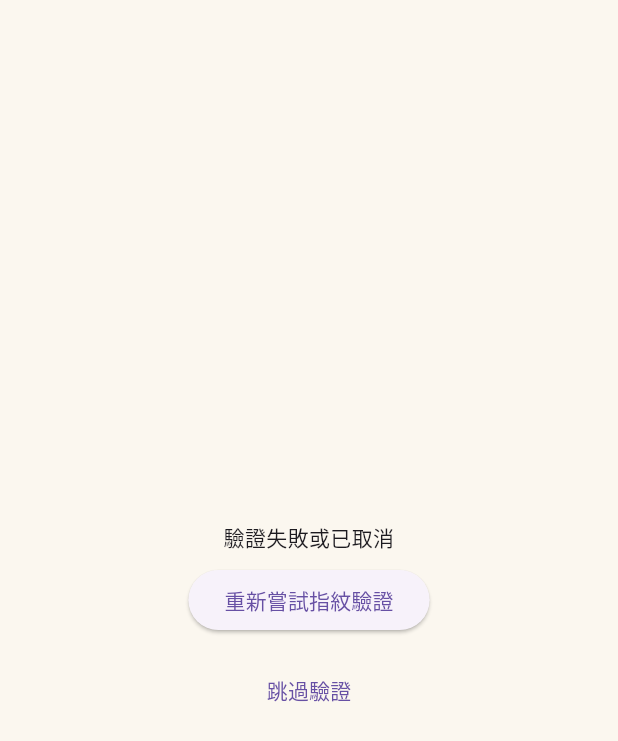
After one commit to LWH0523/workshopMobile, a Flutter app: the FingerprintLoginScreen screen opened directly, after a tap on "重新嘗試指紋驗證", on a phone screen of 412 x 824 dp. The commit adds this screen. Shown: the top 741 px of the screen. Run offline on Flutter 3.47's test engine with Material 3 defaults, Android fonts, the phone set to English and light mode, and no system bars; our stand-ins replace local_auth, shared_preferences, supabase_flutter; accounts and stored records are empty.

Commit message:
Finger Print

```diff
--- /dev/null
+++ b/lib/controller/user_controller.dart
@@ -0,0 +1,29 @@
+import '../database/user_service.dart';
+
+class UserController {
+  static final UserController _instance = UserController._internal();
+
+  factory UserController() => _instance;
+
+  UserController._internal();
+
+  final UserService _userService = UserService();
+
+  /// 儲存新使用者（如果不存在就新增）
+  Future<void> saveAUserData(int userId) async {
+    try {
+      final existing = await _userService.getUserById(userId);
+
+      if (existing != null) {
+        print('⚠️ 使用者 $userId 已存在，不重複插入');
+        return;
+      }
+
+      await _userService.insertUser(userId, 'User_$userId');
+      print('✅ 使用者 $userId 已成功插入到 Supabase');
+    } catch (e) {
+      print('❌ 儲存使用者資料失敗: $e');
+      rethrow;
+    }
+  }
+}
--- a/lib/main.dart
+++ b/lib/main.dart
@@ -2,6 +2,7 @@ import 'package:flutter/material.dart';
 import 'package:supabase_flutter/supabase_flutter.dart';
 import 'package:testapi/ui/ListPageSchedule.dart';
 import 'package:testapi/ui/update.dart';
+import 'package:testapi/ui/login.dart';
 import 'MapLauncherExample.dart'; // Correct import
 
 Future<void> main() async {
@@ -24,7 +25,7 @@ class MainApp extends StatelessWidget {
   Widget build(BuildContext context) {
     return MaterialApp(
       //home: MapLauncherExample(),
-      home:ListPageSchedule(),
+      home: const FingerprintLoginScreen(),
     );
   }
 }
--- /dev/null
+++ b/lib/ui/login.dart
@@ -0,0 +1,134 @@
+import 'dart:math';
+import 'package:flutter/material.dart';
+import 'package:local_auth/local_auth.dart';
+import 'package:shared_preferences/shared_preferences.dart';
+import '../controller/user_controller.dart';
+import 'ListPageSchedule.dart';
+
+class FingerprintLoginScreen extends StatefulWidget {
+  const FingerprintLoginScreen({super.key});
+
+  @override
+  State<FingerprintLoginScreen> createState() => _FingerprintLoginScreenState();
+}
+
+class _FingerprintLoginScreenState extends State<FingerprintLoginScreen> {
+  final LocalAuthentication localAuth = LocalAuthentication();
+  bool _authInProgress = true;
+  String? _errorMessage;
+
+  @override
+  void initState() {
+    super.initState();
+    _authenticate();
+  }
+
+  Future<void> _authenticate() async {
+    debugPrint('🔐 開始指紋驗證流程...');
+    try {
+      final bool isSupported = await localAuth.isDeviceSupported();
+      final bool canCheck = await localAuth.canCheckBiometrics;
+      debugPrint('設備支援: $isSupported, 可檢查生物辨識: $canCheck');
+
+      bool didAuthenticate = false;
+      if (isSupported && canCheck) {
+        didAuthenticate = await localAuth.authenticate(
+          localizedReason: '請掃描指紋以繼續',
+          options: const AuthenticationOptions(
+            biometricOnly: true,
+            stickyAuth: true,
+          ),
+        );
+        debugPrint('指紋驗證結果: $didAuthenticate');
+      }
+
+      if (didAuthenticate) {
+        final prefs = await SharedPreferences.getInstance();
+
+        // 🔹 生成新的或取得已存在 userId
+        int? userId = prefs.getInt('user_id');
+        if (userId == null) {
+          userId = 100000 + Random().nextInt(900000);
+          await prefs.setInt('user_id', userId);
+          debugPrint('🔧 產生並儲存新的 user_id: $userId');
+        } else {
+          debugPrint('✅ 已存在 userId: $userId');
+        }
+
+        // 🔹 儲存到資料庫，如果已存在就跳過
+        try {
+          await UserController().saveAUserData(userId);
+          debugPrint('✅ UserController 已確認 userId $userId 在資料庫中');
+        } catch (e) {
+          debugPrint('❌ UserController saveAUserData 失敗: $e');
+        }
+
+        if (!mounted) return;
+        Navigator.of(context).pushReplacement(
+          MaterialPageRoute(builder: (_) => ListPageSchedule(userId: userId)),
+        );
+      } else {
+        debugPrint('⚠️ 驗證失敗或被取消');
+        if (mounted) {
+          setState(() {
+            _authInProgress = false;
+            _errorMessage = '驗證失敗或已取消';
+          });
+        }
+      }
+    } catch (e) {
+      debugPrint('❌ 驗證錯誤: $e');
+      if (mounted) {
+        setState(() {
+          _authInProgress = false;
+          _errorMessage = '驗證錯誤: $e';
+        });
+      }
+    }
+  }
+
+  @override
+  Widget build(BuildContext context) {
+    if (_authInProgress) {
+      return const Scaffold(
+        backgroundColor: Color(0xFFFBF7EF),
+        body: Center(child: CircularProgressIndicator()),
+      );
+    }
+
+    return Scaffold(
+      backgroundColor: const Color(0xFFFBF7EF),
+      body: Center(
+        child: Column(
+          mainAxisSize: MainAxisSize.min,
+          children: [
+            if (_errorMessage != null)
+              Padding(
+                padding: const EdgeInsets.symmetric(horizontal: 16.0, vertical: 8.0),
+                child: Text(_errorMessage!, textAlign: TextAlign.center),
+              ),
+            ElevatedButton(
+              onPressed: () {
+                setState(() {
+                  _authInProgress = true;
+                  _errorMessage = null;
+                });
+                _authenticate();
+              },
+              child: const Text('重新嘗試指紋驗證'),
+            ),
+            const SizedBox(height: 12),
+            TextButton(
+              onPressed: () {
+                Navigator.of(context).pushReplacement(
+                  MaterialPageRoute(builder: (_) => const ListPageSchedule(userId: null)),
+                );
+              },
+              child: const Text('跳過驗證'),
+            ),
+          ],
+        ),
+      ),
+    );
+  }
+}
--- a/lib/ui/update.dart
+++ b/lib/ui/update.dart
@@ -4,7 +4,7 @@ import '../controller/updateController.dart';
 import '../database/updateDB.dart';
 
 class SetRoutePage extends StatefulWidget {
-  const SetRoutePage({super.key});
+  const SetRoutePage({super.key, required String userId});
 
   @override
   State<SetRoutePage> createState() => _SetRoutePageState();
--- a/pubspec.yaml
+++ b/pubspec.yaml
@@ -12,6 +12,8 @@ dependencies:
   url_launcher: ^6.3.0
   supabase_flutter: ^2.10.0
   intl: ^0.20.2
+  local_auth: ^2.3.0
+  shared_preferences: ^2.3.2
 dev_dependencies:
   flutter_test:
     sdk: flutter
```
Also changed, not shown: lib/controller/ListPageScheduleController.dart (+4 -5 lines), lib/database/ListPageScheduleDB.dart (+13 -15 lines), lib/database/user_service.dart (added, +22 -0 lines), lib/ui/ListPageSchedule.dart (+83 -63 lines), pubspec.lock, 4 other files.
